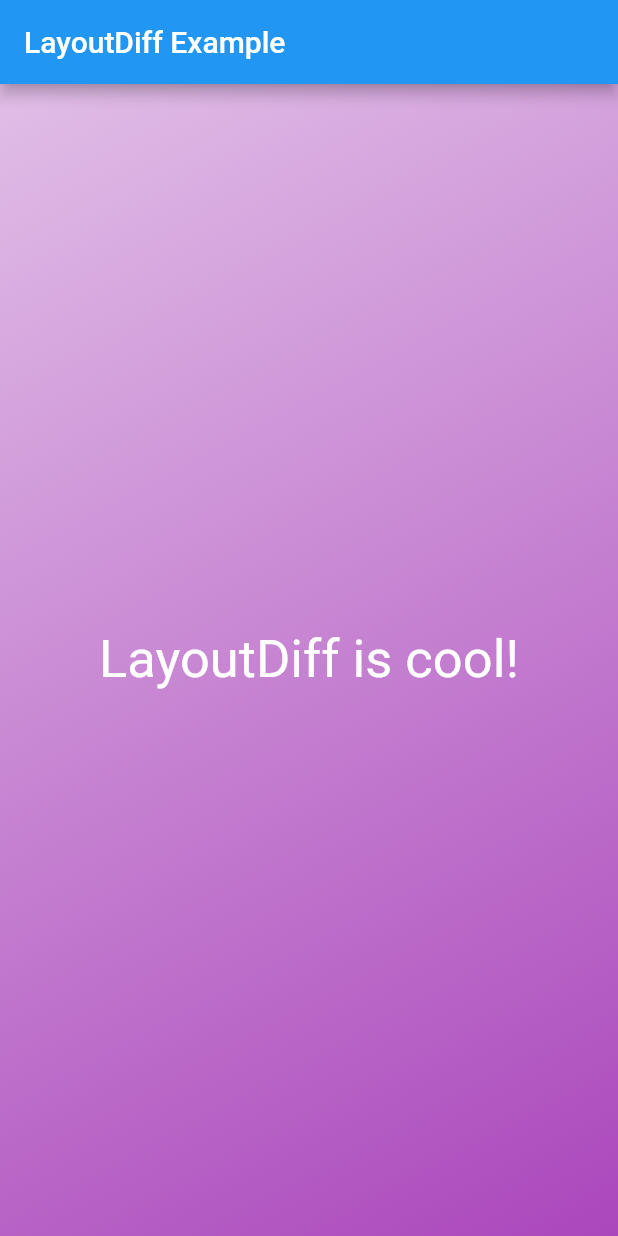
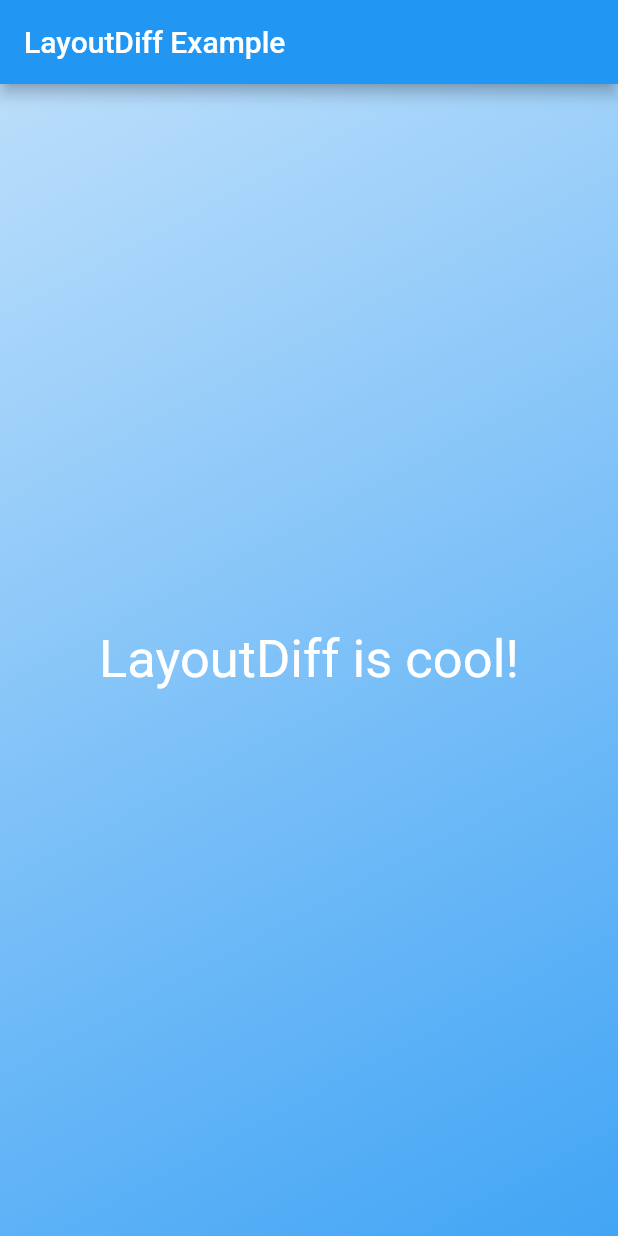
Before and after one commit to LayoutDiff/layoutdiff-app-example, a Flutter app: the screen it shows after launch, on a phone screen of 412 x 824 dp. Run offline on Flutter 3.47's test engine with Material 2 defaults, Android fonts, the phone set to English and light mode, and no system bars.

Commit message:
Update main.dart

```diff
--- a/lib/main.dart
+++ b/lib/main.dart
@@ -17,7 +17,7 @@ class LayoutDiffExample extends StatelessWidget {
             gradient: LinearGradient(
               begin: Alignment.topLeft,
               end: Alignment.bottomRight,
-              colors: [Colors.purple[100], Colors.purple[400]]
+              colors: [Colors.blue[100], Colors.blue[400]]
             )
           ),
           child: Center(
```
